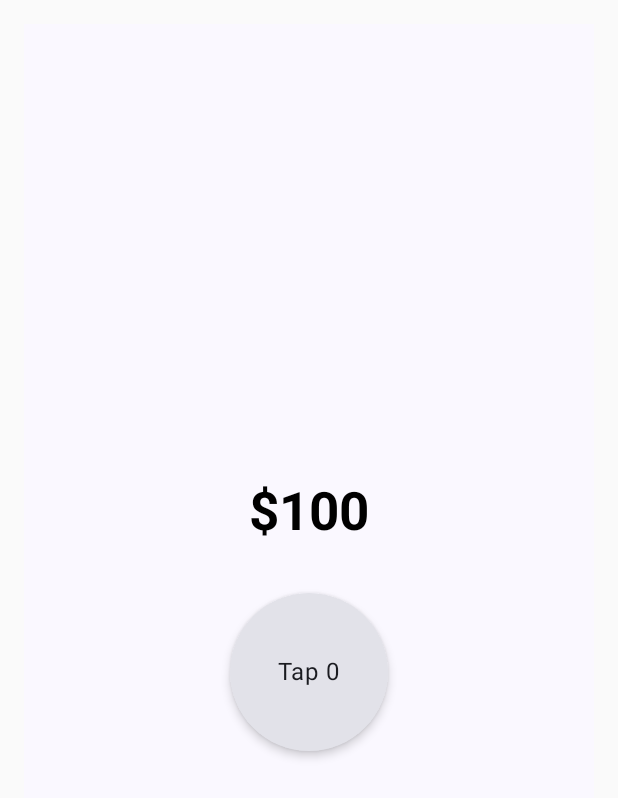
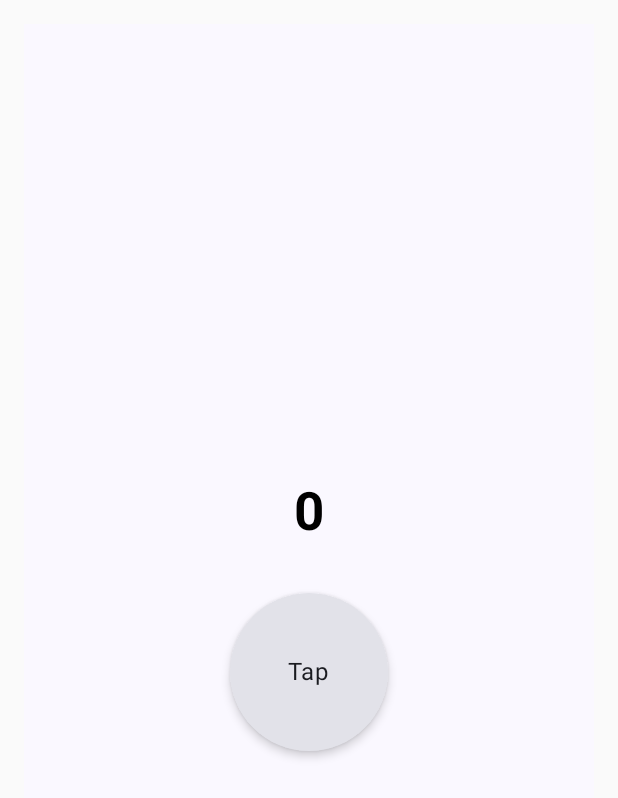
Before and after one commit to spartdark/android_intro_compose, an Android app built with Jetpack Compose: the screen it shows after launch (MainActivity), on a phone screen of 412 x 824 dp. Shown: the top 798 px of the screen. Run offline under Robolectric (Android 15) with nearby library versions, the phone set to English and light mode, and no system bars.

```diff
--- a/app/src/main/java/com/vsaldivarm/introtocompose/MainActivity.kt
+++ b/app/src/main/java/com/vsaldivarm/introtocompose/MainActivity.kt
@@ -1,7 +1,6 @@
 package com.vsaldivarm.introtocompose
 
 import android.os.Bundle
-import android.util.Log
 import androidx.activity.ComponentActivity
 import androidx.activity.compose.setContent
 import androidx.compose.foundation.clickable
@@ -16,7 +15,6 @@ import androidx.compose.foundation.layout.fillMaxWidth
 import androidx.compose.foundation.layout.height
 import androidx.compose.foundation.layout.padding
 import androidx.compose.foundation.layout.size
-import androidx.compose.foundation.layout.width
 import androidx.compose.foundation.shape.CircleShape
 import androidx.compose.material3.Card
 import androidx.compose.material3.CardDefaults
@@ -24,14 +22,11 @@ import androidx.compose.material3.MaterialTheme
 import androidx.compose.material3.Surface
 import androidx.compose.material3.Text
 import androidx.compose.runtime.Composable
-import androidx.compose.runtime.getValue
 import androidx.compose.runtime.mutableStateOf
 import androidx.compose.runtime.remember
-import androidx.compose.runtime.setValue
 import androidx.compose.ui.Alignment
 import androidx.compose.ui.Modifier
 import androidx.compose.ui.graphics.Color
-import androidx.compose.ui.graphics.RectangleShape
 import androidx.compose.ui.text.TextStyle
 import androidx.compose.ui.text.font.FontWeight
 import androidx.compose.ui.tooling.preview.Preview
@@ -53,6 +48,9 @@ class MainActivity : ComponentActivity() {
 
 @Composable
 fun MyApp() {
+    var moneyC = remember {
+        mutableStateOf(0)
+    }
     Surface(
         modifier = Modifier
             .fillMaxHeight()
@@ -65,31 +63,38 @@ fun MyApp() {
             horizontalAlignment = Alignment.CenterHorizontally
         ) {
             Text(
-                text = "$100", style = TextStyle(
+                text = moneyC.value.toString(), style = TextStyle(
                     color = Color.Black,
                     fontSize = 35.sp,
                     fontWeight = FontWeight.Bold
                 )
             )
             Spacer(modifier = Modifier.height(30.dp))
-            CreateCircle()
+            CreateCircle(moneyCount = moneyC.value) { newValue ->
+                moneyC.value = newValue
+            }
         }
 
     }
 }
 
-@Preview
+
 @Composable
-fun CreateCircle() {
-    var moneyCounter by remember {
-        mutableStateOf(0)
-    }
-    Card(modifier = Modifier
-        .padding(3.dp)
-        .size(105.dp)
-        .clickable {
-            moneyCounter += 1
-        },
+fun CreateCircle(
+    moneyCount: Int = 0,
+    updateMoneyCounter: (Int) -> Unit
+) {
+    /*  var moneyCounter by remember {
+          mutableStateOf(0)
+      }*/
+    Card(
+        modifier = Modifier
+            .padding(3.dp)
+            .size(105.dp)
+            .clickable {
+                //moneyC.value += 1
+                updateMoneyCounter(moneyCount + 1)
+            },
         shape = CircleShape, elevation = CardDefaults.cardElevation(
             defaultElevation = 4.dp
         )) {
@@ -98,7 +103,7 @@ fun CreateCircle() {
                 Modifier
                     .align(Alignment.Center)
             ) {
-                Text(text = "Tap $moneyCounter", modifier = Modifier)
+                Text(text = "Tap", modifier = Modifier)
             }
         }
 
```
